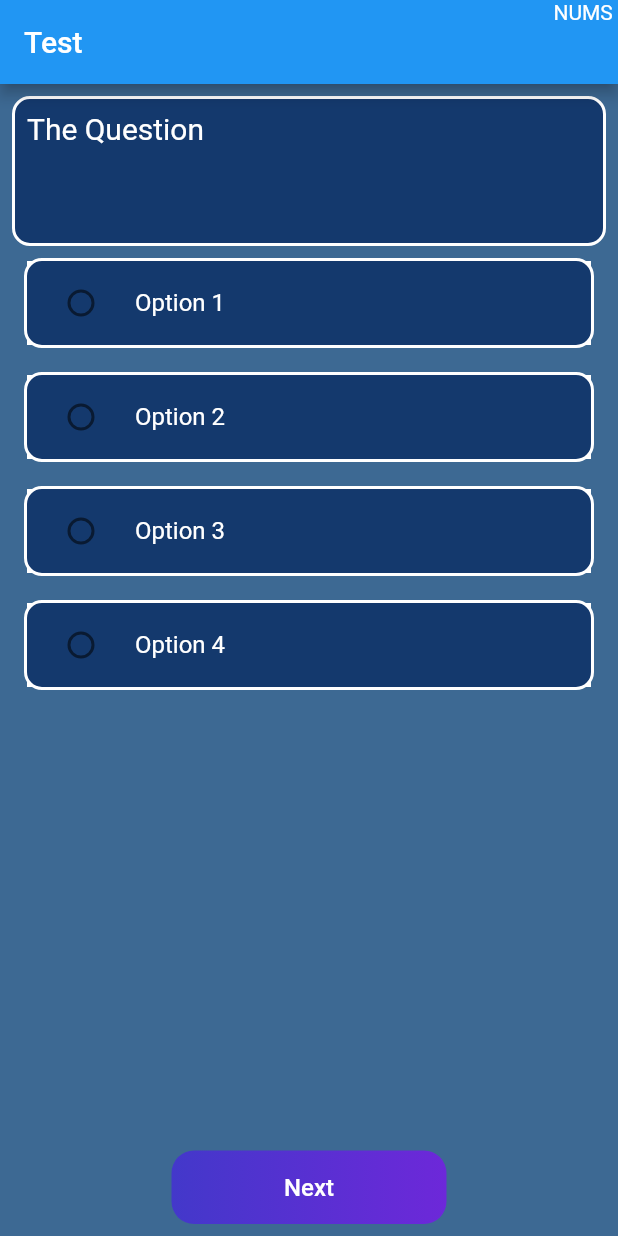
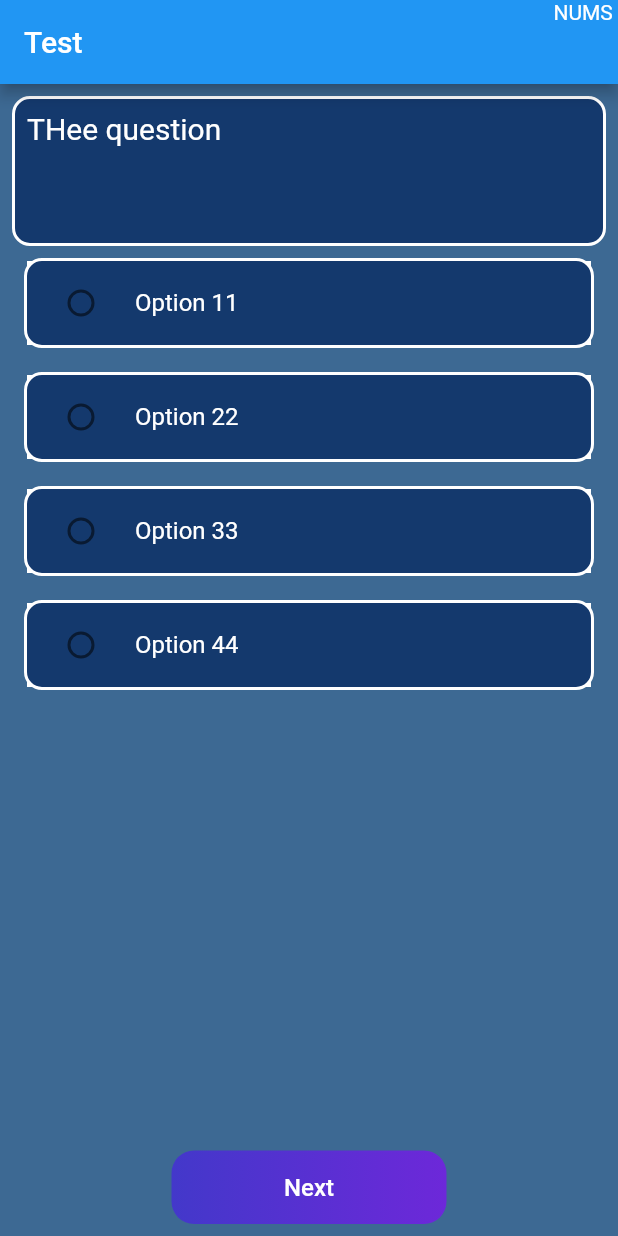
Before and after one commit to Nizar-Sweiss/Lab_11, a Flutter app: the screen it shows after launch, on a phone screen of 412 x 824 dp. Run offline on Flutter 3.47's test engine with Material 2 defaults, Android fonts, the phone set to English and light mode, and no system bars.

Commit message:
Question class connected to the Level Test Screen

```diff
--- a/main/lib/Screens/level_test.dart
+++ b/main/lib/Screens/level_test.dart
@@ -1,4 +1,5 @@
 import 'package:flutter/material.dart';
+import 'package:main/Models/Questions.dart';
 
 import '../Components/gradient_button_1.dart';
 
@@ -16,6 +17,13 @@ class _LevelTestState extends State<LevelTest> {
     "Option 3 ",
     "Option 4 ",
   ];
+  Question testQ1 =
+      Question(id: 1, question: "THee question", answer: 2, options: [
+    "Option 11 ",
+    "Option 22 ",
+    "Option 33 ",
+    "Option 44 ",
+  ]);
   String userAnswer = "";
   @override
   Widget build(BuildContext context) {
@@ -35,7 +43,7 @@ class _LevelTestState extends State<LevelTest> {
               child: Padding(
                 padding: const EdgeInsets.all(8.0),
                 child: Text(
-                  "The Question ",
+                  testQ1.question,
                   style: TextStyle(color: Colors.white, fontSize: 20),
                 ),
               ),
@@ -60,7 +68,7 @@ class _LevelTestState extends State<LevelTest> {
                       ),
                       child: RadioListTile(
                         title: Text(
-                          options[index],
+                          testQ1.options[index],
                           style: TextStyle(color: Colors.white),
                         ),
                         activeColor: Colors.white,
```
